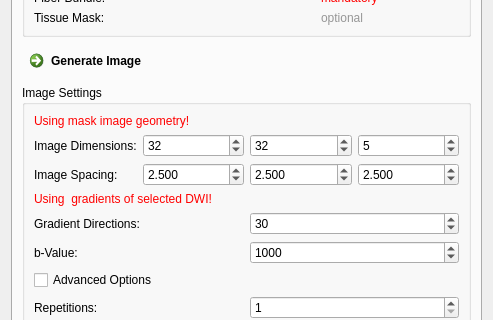
This is Plugins/org.mitk.gui.qt.diffusionimaging/src/internal/QmitkFiberfoxViewControls.ui in MITK/MITK as Qt 5 draws it before an edit; both pictures show x 0 to 493 and y 84 to 404 of the 493 by 1438 pixel window. The edited form follows.
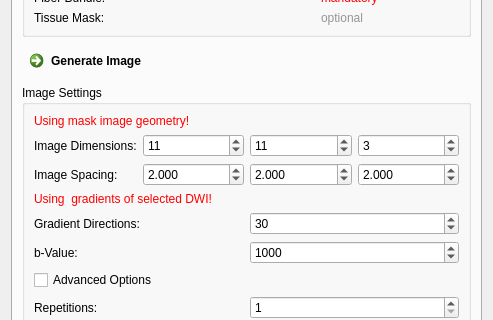
This is the edited form. The open tabs and pages were chosen to show the change. Icons and pictures are not drawn. Custom widgets are drawn as their Qt base class.

Commit message: setting level window. setting descriptive properties.

Patch:
```diff
--- a/Plugins/org.mitk.gui.qt.diffusionimaging/src/internal/QmitkFiberfoxViewControls.ui
+++ b/Plugins/org.mitk.gui.qt.diffusionimaging/src/internal/QmitkFiberfoxViewControls.ui
@@ -1479,7 +1479,7 @@
                 <double>0.100000000000000</double>
                </property>
                <property name="value">
-                <double>2.500000000000000</double>
+                <double>2.000000000000000</double>
                </property>
               </widget>
              </item>
@@ -1505,7 +1505,7 @@
                 <double>0.100000000000000</double>
                </property>
                <property name="value">
-                <double>2.500000000000000</double>
+                <double>2.000000000000000</double>
                </property>
               </widget>
              </item>
@@ -1524,7 +1524,7 @@
                 <double>0.100000000000000</double>
                </property>
                <property name="value">
-                <double>2.500000000000000</double>
+                <double>2.000000000000000</double>
                </property>
               </widget>
              </item>
@@ -1550,7 +1550,7 @@
                 <number>1</number>
                </property>
                <property name="value">
-                <number>32</number>
+                <number>11</number>
                </property>
               </widget>
              </item>
@@ -1569,7 +1569,7 @@
                 <number>1</number>
                </property>
                <property name="value">
-                <number>32</number>
+                <number>11</number>
                </property>
               </widget>
              </item>
@@ -1588,7 +1588,7 @@
                 <number>1</number>
                </property>
                <property name="value">
-                <number>5</number>
+                <number>3</number>
                </property>
               </widget>
              </item>
```
Left out of the diff: 2 changed lines with no effect on the pictures. The commit also changes 4 other files.
